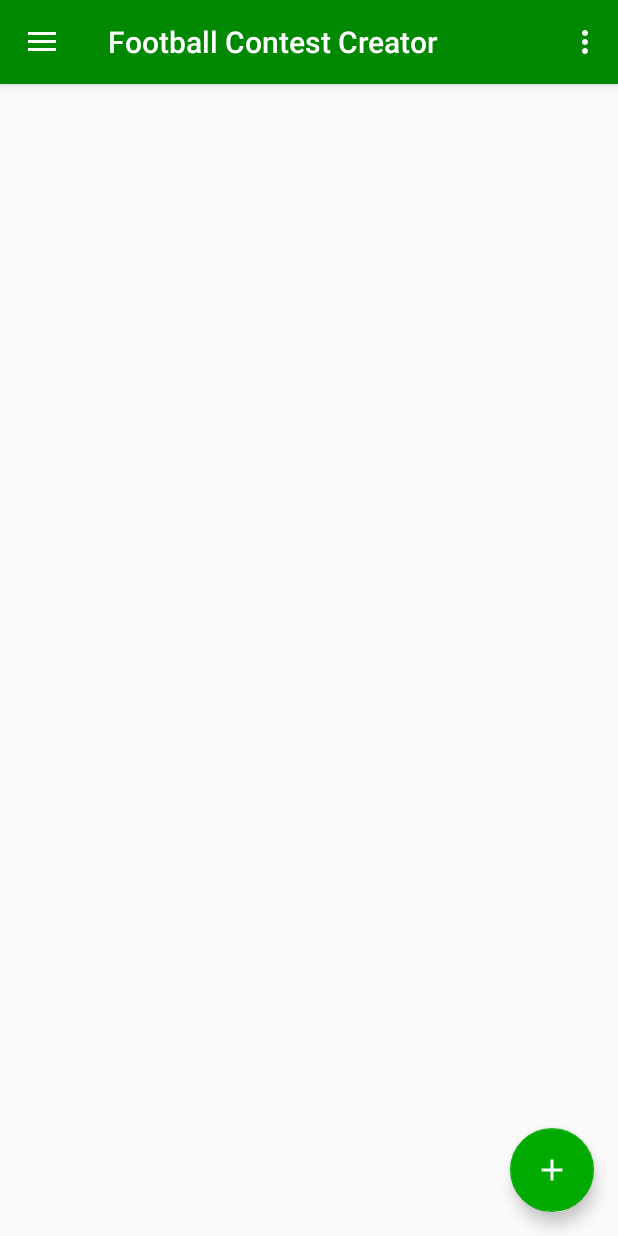
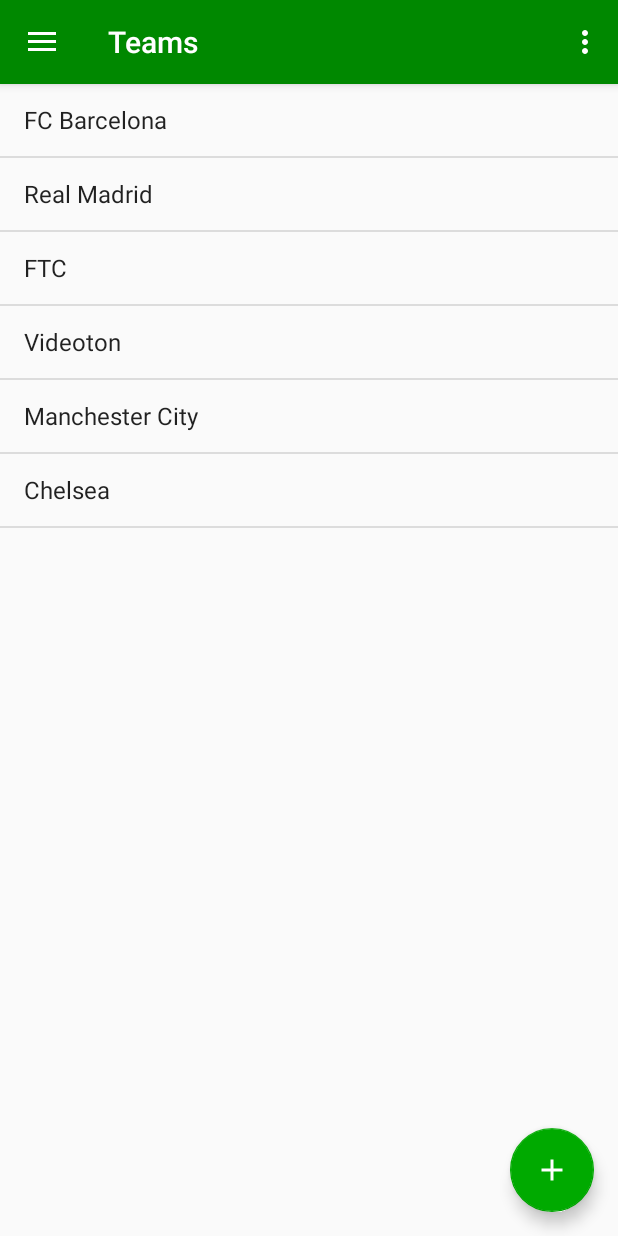
Before and after one commit to totti1993/FootballContestCreator, an Android app: the screen it shows after launch (MainActivity), in the side drawer, after a tap on "Teams", on a phone screen of 412 x 824 dp. Run offline under Robolectric (Android 15) with nearby library versions, the phone set to English and light mode, and no system bars.

Commit message:
Main Activity list created, navigation drawer items connected to the list. Working with examples.

```diff
--- a/app/src/main/java/com/totti/footballcontestcreator/MainActivity.java
+++ b/app/src/main/java/com/totti/footballcontestcreator/MainActivity.java
@@ -12,9 +12,19 @@ import android.support.v7.app.AppCompatActivity;
 import android.support.v7.widget.Toolbar;
 import android.view.Menu;
 import android.view.MenuItem;
+import android.widget.ArrayAdapter;
+import android.widget.ListView;
+
+import java.util.ArrayList;
+import java.util.Arrays;
 
 public class MainActivity extends AppCompatActivity
 		implements NavigationView.OnNavigationItemSelectedListener {
+
+	private ArrayList<String> teams = new ArrayList<>(Arrays.asList("FC Barcelona", "Real Madrid", "FTC", "Videoton", "Manchester City", "Chelsea"));
+	private ArrayList<String> tournaments = new ArrayList<>(Arrays.asList("La Liga", "NB1", "Premier League", "Copa del Rey", "FA Cup"));
+	private ArrayList<String> currentListItems = new ArrayList<>();
+	private ArrayAdapter<String> listAdapter;
 
 	@Override
 	protected void onCreate(Bundle savedInstanceState) {
@@ -29,6 +39,10 @@ public class MainActivity extends AppCompatActivity
 		setContentView(R.layout.activity_main);
 		Toolbar toolbar = (Toolbar) findViewById(R.id.toolbar);
 		setSupportActionBar(toolbar);
+
+		listAdapter = new ArrayAdapter<>(this, android.R.layout.simple_list_item_1, currentListItems);
+		ListView listView = (ListView) findViewById(R.id.main_list);
+		listView.setAdapter(listAdapter);
 
 		FloatingActionButton fab = (FloatingActionButton) findViewById(R.id.fab);
 		fab.setOnClickListener(new View.OnClickListener() {
@@ -81,18 +95,33 @@ public class MainActivity extends AppCompatActivity
 		return super.onOptionsItemSelected(item);
 	}
 
-	@SuppressWarnings("StatementWithEmptyBody")
 	@Override
 	public boolean onNavigationItemSelected(MenuItem item) {
-		// Handle navigation view item clicks here.
 		int id = item.getItemId();
 
-		if(id == R.id.nav_tournaments) {
-			// Handle the camera action
-		} else if(id == R.id.nav_teams) {
-
-		} else if(id == R.id.nav_favorites) {
-
+		switch(id) {
+			case R.id.nav_tournaments:
+				listAdapter.clear();
+				listAdapter.addAll(tournaments);
+				listAdapter.notifyDataSetChanged();
+				this.setTitle("Tournaments");
+				break;
+			case R.id.nav_teams:
+				listAdapter.clear();
+				listAdapter.addAll(teams);
+				listAdapter.notifyDataSetChanged();
+				this.setTitle("Teams");
+				break;
+			case R.id.nav_favorites:
+				listAdapter.clear();
+				this.setTitle("Favorites");
+				break;
+			case R.id.nav_settings:
+				listAdapter.clear();
+				this.setTitle("Settings");
+				break;
+			default:
+				break;
 		}
 
 		DrawerLayout drawer = (DrawerLayout) findViewById(R.id.drawer_layout);
--- a/app/src/main/res/layout/content_main.xml
+++ b/app/src/main/res/layout/content_main.xml
@@ -8,6 +8,9 @@
     tools:context=".MainActivity"
     tools:showIn="@layout/app_bar_main">
 
-    // ide jön a ListView
+    <ListView
+        android:id="@+id/main_list"
+        android:layout_width="match_parent"
+        android:layout_height="match_parent" />
 
 </android.support.constraint.ConstraintLayout>
```
